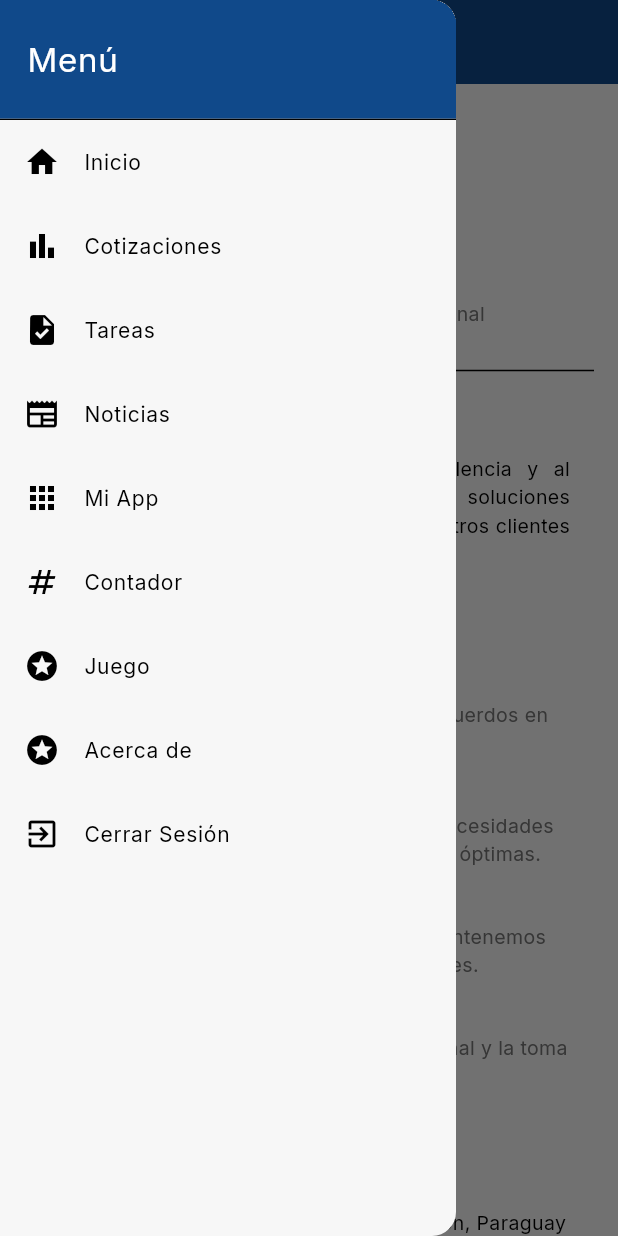
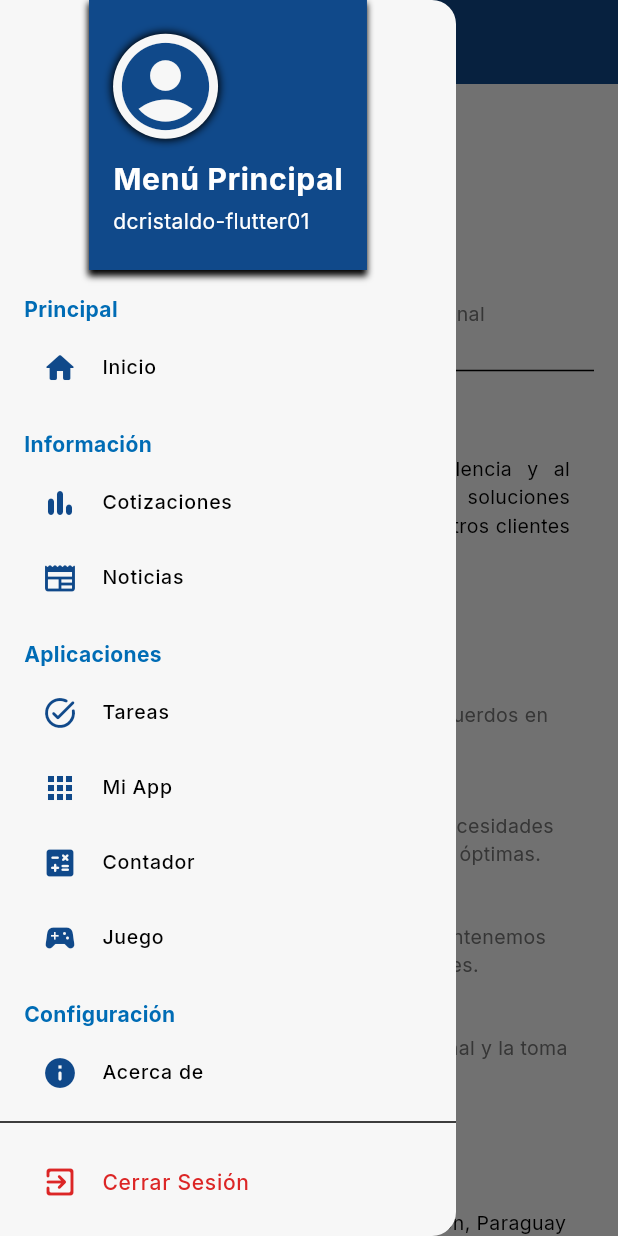
Before and after one commit to danusitacm/dcristaldo-flutter01, a Flutter app: the AcercaScreen screen opened directly, with the side drawer open, on a phone screen of 412 x 824 dp. Run offline on Flutter 3.47's test engine with Material 3 defaults, Android fonts, the phone set to English and light mode, and no system bars; our stand-ins replace connectivity_plus, dart_mappable, dio, equatable, flutter_bloc, flutter_dotenv and 5 more; accounts and stored records are empty; generated files the repository leaves out were written again; network calls fail.

Commit message:
Mejora el diseño del sideMenu

```diff
--- a/lib/components/side_menu.dart
+++ b/lib/components/side_menu.dart
@@ -14,120 +14,241 @@ class SideMenu extends StatelessWidget {
 
   @override
   Widget build(BuildContext context) {
+    final theme = Theme.of(context);
+    final colorScheme = theme.colorScheme;
+
     return Drawer(
-      child: ListView(
+      elevation: 8.0,
+      child: Column(
         children: [
-          SizedBox(
+          // Header mejorado
+          Container(
+            height: 180,
+            decoration: BoxDecoration(
+              color: colorScheme.primary,
+              boxShadow: [
+                const BoxShadow(
+                  color: Colors.black,
+                  spreadRadius: 1,
+                  blurRadius: 3,
+                  offset: Offset(0, 3),
+                ),
+              ],
+            ),
+            child: Stack(
+              children: [
+                // Efecto decorativo
+                Positioned(
+                  bottom: -10,
+                  right: -10,
+                  child: Container(
                     height: 80,
-            child: DrawerHeader(
+                    width: 80,
                     decoration: BoxDecoration(
-                color: Theme.of(context).colorScheme.primary,
-              ),
-              margin: EdgeInsets.zero,
-              padding: const EdgeInsets.symmetric(horizontal: 18.0),
-              child: Align(
-                alignment: Alignment.centerLeft,
-                child: Text(
-                  'Menú ',
-                  style: TextStyle(
-                    color: Theme.of(context).colorScheme.onPrimary,
-                    fontSize: 22,
+                      color: colorScheme.primaryContainer,
+                      borderRadius: BorderRadius.circular(50),
                     ),
                   ),
                 ),
+                Padding(
+                  padding: const EdgeInsets.all(16.0),
+                  child: Column(
+                    crossAxisAlignment: CrossAxisAlignment.start,
+                    mainAxisAlignment: MainAxisAlignment.center,
+                    children: [
+                      Container(
+                        height: 70,
+                        width: 70,
+                        decoration: BoxDecoration(
+                          color: colorScheme.surface,
+                          shape: BoxShape.circle,
+                          boxShadow: [
+                            const BoxShadow(
+                              color: Colors.black,
+                              blurRadius: 4,
+                              spreadRadius: 1,
+                            ),
+                          ],
+                        ),
+                        child: Icon(
+                          Icons.account_circle,
+                          size: 70,
+                          color: colorScheme.primary,
                         ),
                       ),
-          ListTile(
-            leading: const Icon(Icons.home),
-            title: const Text('Inicio'),
-            onTap: () {
-              Navigator.pushReplacement(
-                context,
-                MaterialPageRoute(builder: (context) => const WelcomeScreen()),
-              );
-            },
+                      const SizedBox(height: 12),
+                      Text(
+                        'Menú Principal',
+                        style: TextStyle(
+                          color: colorScheme.onPrimary,
+                          fontSize: 20,
+                          fontWeight: FontWeight.bold,
+                          letterSpacing: 0.5,
                         ),
-          ListTile(
-            leading: const Icon(Icons.bar_chart),
-            title: const Text('Cotizaciones'),
-            onTap: () {
-              Navigator.pushReplacement(
-                context,
-                MaterialPageRoute(builder: (context) => const QuoteScreen()),
-              );
-            },
                       ),
-          ListTile(
-            leading: const Icon(Icons.task),
-            title: const Text('Tareas'),
-            onTap: () {
-              Navigator.pushReplacement(
-                context,
-                MaterialPageRoute(builder: (context) => const TareaScreen()),
-              );
-            },
+                      const SizedBox(height: 4),
+                      Text(
+                        'dcristaldo-flutter01',
+                        style: TextStyle(
+                          color: colorScheme.onPrimary,
+                          fontSize: 14,
                         ),
-          ListTile(
-            leading: const Icon(Icons.newspaper),
-            title: const Text('Noticias'),
-            onTap: () {
-              Navigator.pushReplacement(
-                context,
-                MaterialPageRoute(builder: (context) => const NoticiaScreen()),
-              );
-            },
                       ),
-          ListTile(
-            leading: const Icon(Icons.apps),
-            title: const Text('Mi App'),
-            onTap: () {
-              Navigator.pushReplacement(
-                context,
-                MaterialPageRoute(builder: (context) => const MiAppScreen()),
-              );
-            },
+                    ],
                   ),
-          ListTile(
-            leading: const Icon(Icons.numbers),
-            title: const Text('Contador'),
-            onTap: () {
-              Navigator.pushReplacement(
-                context,
-                MaterialPageRoute(
-                  builder: (context) => const ContadorScreen(title: 'Contador'),
                 ),
-              );
-            },
+              ],
             ),
-          ListTile(
-            leading: const Icon(Icons.stars),
-            title: const Text('Juego'),
-            onTap: () {
-              Navigator.pushReplacement(
-                context,
-                MaterialPageRoute(builder: (context) => const StartScreen()),
-              );
-            },
           ),
-          ListTile(
-            leading: const Icon(Icons.stars),
-            title: const Text('Acerca de'),
-            onTap: () {
-              Navigator.pushReplacement(
-                context,
-                MaterialPageRoute(builder: (context) => const AcercaScreen()),
-              );
-            },
+
+          // Opciones de menú en una lista desplazable
+          Expanded(
+            child: ListView(
+              padding: EdgeInsets.zero,
+              children: [
+                // Sección: Principal
+                _buildSectionHeader(context, 'Principal'),
+                _buildMenuTile(
+                  context: context,
+                  icon: Icons.home_rounded,
+                  title: 'Inicio',
+                  screen: const WelcomeScreen(),
                 ),
-          ListTile(
-            leading: const Icon(Icons.exit_to_app),
-            title: const Text('Cerrar Sesión'),
+
+                // Sección: Información
+                _buildSectionHeader(context, 'Información'),
+                _buildMenuTile(
+                  context: context,
+                  icon: Icons.bar_chart_rounded,
+                  title: 'Cotizaciones',
+                  screen: const QuoteScreen(),
+                ),
+                _buildMenuTile(
+                  context: context,
+                  icon: Icons.newspaper_rounded,
+                  title: 'Noticias',
+                  screen: const NoticiaScreen(),
+                ),
+
+                // Sección: Aplicaciones
+                _buildSectionHeader(context, 'Aplicaciones'),
+                _buildMenuTile(
+                  context: context,
+                  icon: Icons.task_alt_rounded,
+                  title: 'Tareas',
+                  screen: const TareaScreen(),
+                ),
+                _buildMenuTile(
+                  context: context,
+                  icon: Icons.apps_rounded,
+                  title: 'Mi App',
+                  screen: const MiAppScreen(),
+                ),
+                _buildMenuTile(
+                  context: context,
+                  icon: Icons.calculate_rounded,
+                  title: 'Contador',
+                  screen: const ContadorScreen(title: 'Contador'),
+                ),
+                _buildMenuTile(
+                  context: context,
+                  icon: Icons.sports_esports_rounded,
+                  title: 'Juego',
+                  screen: const StartScreen(),
+                ),
+
+                // Sección: Configuración
+                _buildSectionHeader(context, 'Configuración'),
+                _buildMenuTile(
+                  context: context,
+                  icon: Icons.info_rounded,
+                  title: 'Acerca de',
+                  screen: const AcercaScreen(),
+                ),
+
+                const Divider(),
+
+                // Cerrar sesión (con color diferente)
+                Padding(
+                  padding: const EdgeInsets.symmetric(
+                      horizontal: 12.0, vertical: 4.0),
+                  child: ListTile(
+                    leading: Icon(
+                      Icons.exit_to_app_rounded,
+                      color: colorScheme.error,
+                    ),
+                    title: Text(
+                      'Cerrar Sesión',
+                      style: TextStyle(
+                        color: colorScheme.error,
+                        fontWeight: FontWeight.w500,
+                      ),
+                    ),
+                    shape: RoundedRectangleBorder(
+                      borderRadius: BorderRadius.circular(10),
+                    ),
                     onTap: () {
                       DialogHelper.mostrarDialogoCerrarSesion(context);
                     },
+                  ),
+                ),
+                const SizedBox(height: 16),
+              ],
+            ),
           ),
         ],
       ),
     );
   }
+
+  // Widget para construir encabezados de sección
+  Widget _buildSectionHeader(BuildContext context, String title) {
+    return Padding(
+      padding: const EdgeInsets.only(left: 16.0, top: 16.0, bottom: 4.0),
+      child: Text(
+        title,
+        style: TextStyle(
+          fontSize: 14,
+          fontWeight: FontWeight.bold,
+          color: Theme.of(context).colorScheme.secondary,
+        ),
+      ),
+    );
   }
+
+  // Widget para construir un elemento del menú
+  Widget _buildMenuTile({
+    required BuildContext context,
+    required IconData icon,
+    required String title,
+    required Widget screen,
+  }) {
+    final theme = Theme.of(context);
+
+    return Padding(
+      padding: const EdgeInsets.symmetric(horizontal: 12.0, vertical: 2.0),
+      child: ListTile(
+        leading: Icon(icon, color: theme.colorScheme.primary),
+        title: Text(
+          title,
+          style: const TextStyle(
+            fontWeight: FontWeight.w500,
+          ),
+        ),
+        shape: RoundedRectangleBorder(
+          borderRadius: BorderRadius.circular(10),
+        ),
+        dense: true,
+        visualDensity: const VisualDensity(horizontal: 0, vertical: -0.5),
+        tileColor: Colors.transparent,
+        hoverColor: theme.colorScheme.primaryContainer,
+        onTap: () {
+          Navigator.pushReplacement(
+            context,
+            MaterialPageRoute(builder: (context) => screen),
+          );
+        },
+      ),
+    );
+  }
+}
```
Lines whose indentation alone changed are shown as unchanged.
